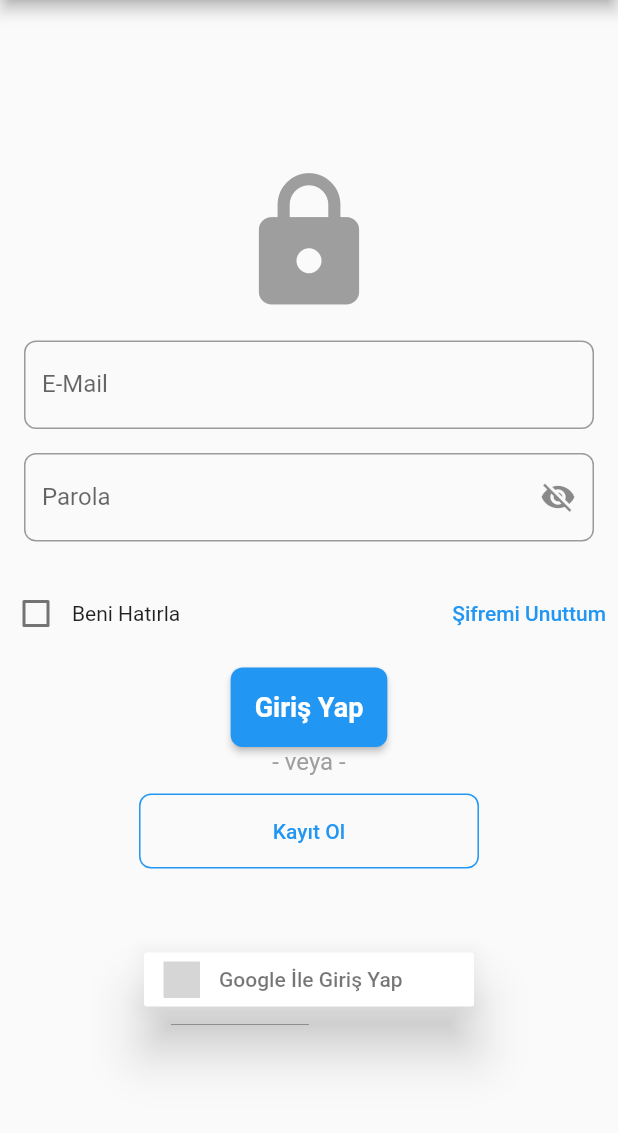
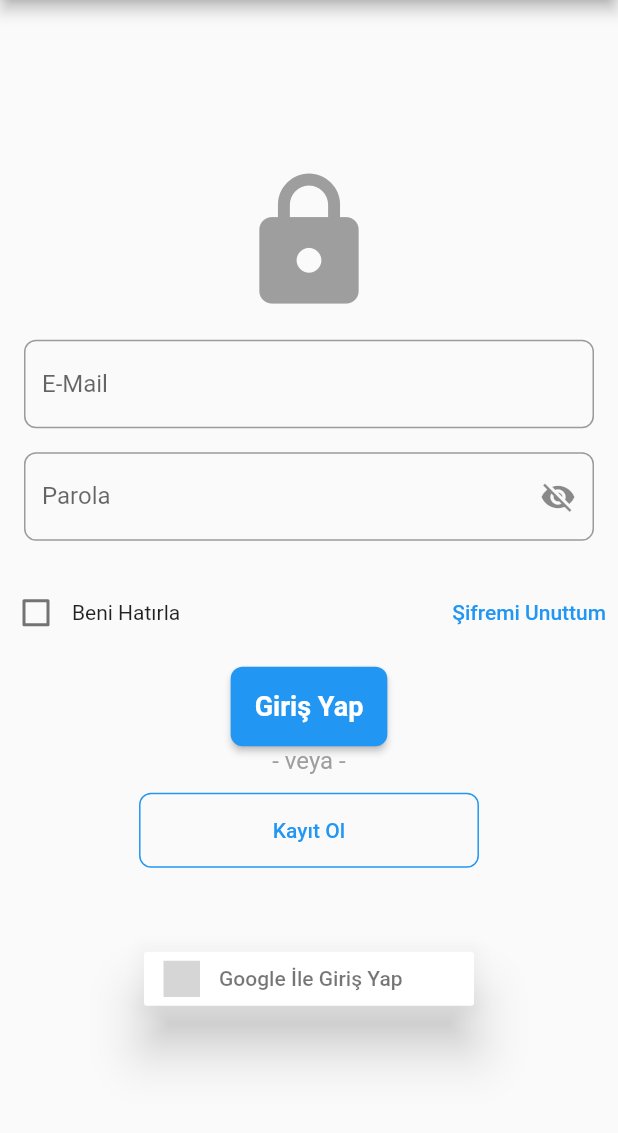
Before and after one commit to nisabnt/GOUA-F-150, a Flutter app: the screen it shows after launch, on a phone screen of 412 x 824 dp, the part 84-1217 px from its top. Run offline on Flutter 3.47's test engine with Material 2 defaults, Android fonts, the phone set to English and light mode, and no system bars; our stand-ins replace cloud_firestore, firebase_auth, firebase_core, flutter_card_swiper, flutter_rating_bar, flutter_signin_button and 3 more; missing offline and left inert: dart:ffi; accounts and stored records are empty; grey boxes are pictures that could not be loaded.

Commit message:
Giriş Sayfası Geliştirildi

```diff
--- a/lib/Screens/login_screen.dart
+++ b/lib/Screens/login_screen.dart
@@ -77,7 +77,7 @@ class _LoginScreenState extends State<LoginScreen> {
               margin: const EdgeInsets.only(bottom: 16),
               child: const Icon(
                 Icons.lock,
-                size: 100,
+                size: 99,
                 color: Colors.grey,
               ),
             ),
```
